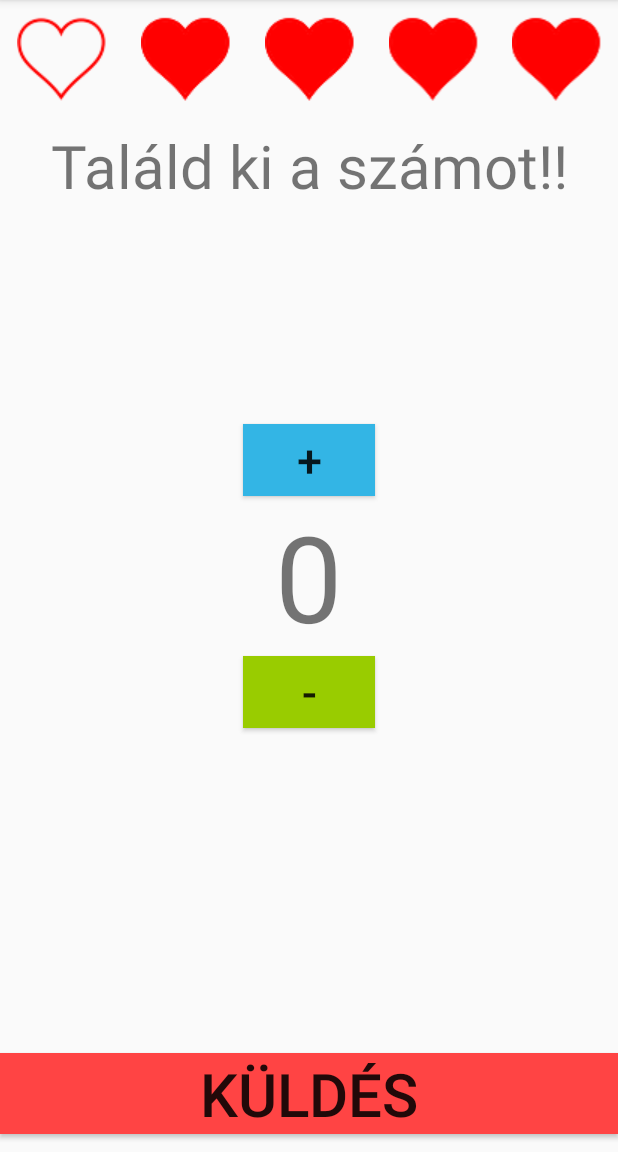
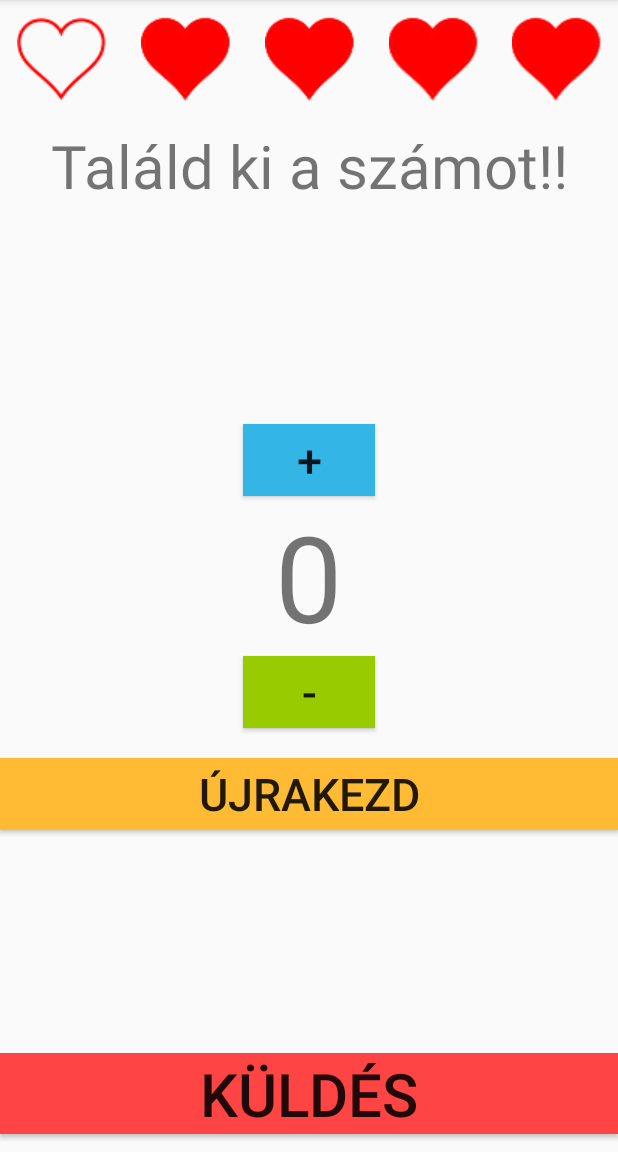
Before and after one commit to SutoSandor/ThinkANumber, an Android app: the screen it shows after launch (MainActivity), after a tap on "KÜLDÉS", on a phone screen of 412 x 824 dp, the part 84-1236 px from its top. Run offline under Robolectric (Android 15) with nearby library versions, the phone set to English and light mode, and no system bars.

Commit message:
Befejezett alkalmazás
Elméleten befejeztem a cuccot.

```diff
--- a/app/src/main/java/e/soola/thinkanumber/MainActivity.java
+++ b/app/src/main/java/e/soola/thinkanumber/MainActivity.java
@@ -1,6 +1,8 @@
 package e.soola.thinkanumber;
 
 import android.content.Context;
+import android.os.CountDownTimer;
+import android.os.Handler;
 import android.support.v7.app.AlertDialog;
 import android.support.v7.app.AppCompatActivity;
 import android.os.Bundle;
@@ -14,6 +16,10 @@ import java.util.Random;
 
 public class MainActivity extends AppCompatActivity {
     private ImageView kep1;
+    private ImageView kep2;
+    private ImageView kep3;
+    private ImageView kep4;
+    private ImageView kep5;
     private TextView szam;
     private Button gomb_plusz;
     private Button gomb_minusz;
@@ -21,17 +27,32 @@ public class MainActivity extends AppCompatActivity {
     private int x = 0;
     private Random rand = new Random();
     private int random = rand.nextInt(10);
-
+    private int eletero = 5;
+    private Button gomb_ujrakezd;
+    private void ujrakezd(){
+        kep1.setImageResource(R.drawable.heart2);
+        kep2.setImageResource(R.drawable.heart2);
+        kep3.setImageResource(R.drawable.heart2);
+        kep4.setImageResource(R.drawable.heart2);
+        kep5.setImageResource(R.drawable.heart2);
+        random = rand.nextInt(10);
+        gomb_kuldes.setEnabled(true);
+        eletero = 5;
+    }
     @Override
     protected void onCreate(Bundle savedInstanceState) {
         super.onCreate(savedInstanceState);
         setContentView(R.layout.activity_main);
-
+        gomb_ujrakezd = (Button) findViewById(R.id.gomb_ujrakezd);
         szam = (TextView) findViewById(R.id.szam);
         gomb_plusz = (Button) findViewById(R.id.gomb_plusz);
         gomb_minusz = (Button) findViewById(R.id.gomb_minusz);
         gomb_kuldes = (Button) findViewById(R.id.gomb_kuldes);
         kep1 = (ImageView) findViewById(R.id.sziv_1);
+        kep2 = (ImageView) findViewById(R.id.sziv_2);
+        kep3 = (ImageView) findViewById(R.id.sziv_3);
+        kep4 = (ImageView) findViewById(R.id.sziv_4);
+        kep5 = (ImageView) findViewById(R.id.sziv_5);
         gomb_plusz.setOnClickListener(new View.OnClickListener() {
             @Override
             public void onClick(View view) {
@@ -73,7 +94,6 @@ public class MainActivity extends AppCompatActivity {
                     Context context = getApplicationContext();
                     CharSequence text = "NYERTÉL!";
                     int duration = Toast.LENGTH_LONG;
-
                     Toast toast = Toast.makeText(context, text, duration);
                     toast.show();
                     gomb_kuldes.setEnabled(false);
@@ -81,23 +101,38 @@ public class MainActivity extends AppCompatActivity {
                 }
                 if(x>random){
                     Context context = getApplicationContext();
-                    kep1.setImageResource(R.drawable.heart1);
+
                     CharSequence text = "Kevesebb!";
                     int duration = Toast.LENGTH_SHORT;
-
+                    eletero--;
                     Toast toast = Toast.makeText(context, text, duration);
                     toast.show();
                 }
                 if(x<random){
                     Context context = getApplicationContext();
-                    kep1.setImageResource(R.drawable.heart1);
+
                     CharSequence text = "Több!";
                     int duration = Toast.LENGTH_SHORT;
-
+                    eletero--;
                     Toast toast = Toast.makeText(context, text, duration);
                     toast.show();
                 }
+                switch (eletero){
+                    case 4: kep1.setImageResource(R.drawable.heart1); break;
+                    case 3: kep2.setImageResource(R.drawable.heart1); break;
+                    case 2: kep3.setImageResource(R.drawable.heart1); break;
+                    case 1: kep4.setImageResource(R.drawable.heart1); break;
+                    case 0: kep5.setImageResource(R.drawable.heart1);
+                            gomb_kuldes.setEnabled(false);break;
+                }
             }
         });
+        gomb_ujrakezd.setOnClickListener(new View.OnClickListener() {
+            @Override
+            public void onClick(View view) {
+                ujrakezd();
+            }
+        });
+
     }
 }
--- a/app/src/main/res/layout/activity_main.xml
+++ b/app/src/main/res/layout/activity_main.xml
@@ -89,4 +89,14 @@
             android:layout_height="fill_parent"
             android:src="@drawable/heart2"/>
     </LinearLayout>
+    <Button
+        android:layout_width="match_parent"
+        android:layout_height="wrap_content"
+        android:layout_below="@+id/gomb_minusz"
+        android:layout_centerHorizontal="true"
+        android:text="Újrakezd"
+        android:textSize="30dp"
+        android:id="@+id/gomb_ujrakezd"
+        android:layout_marginTop="20dp"
+        android:background="@android:color/holo_orange_light"/>
 </RelativeLayout>
```
